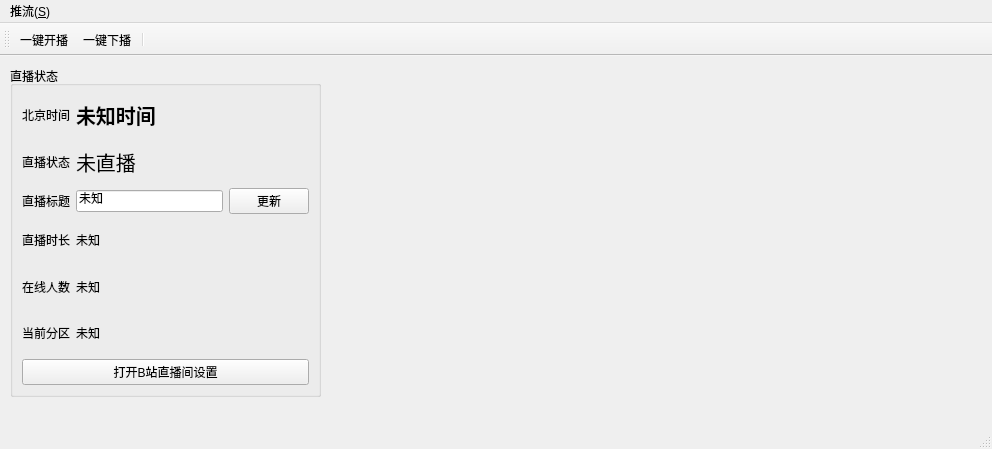
Old version of the form mainwindow.ui in the repository izwb003/ttsLiveHelper.
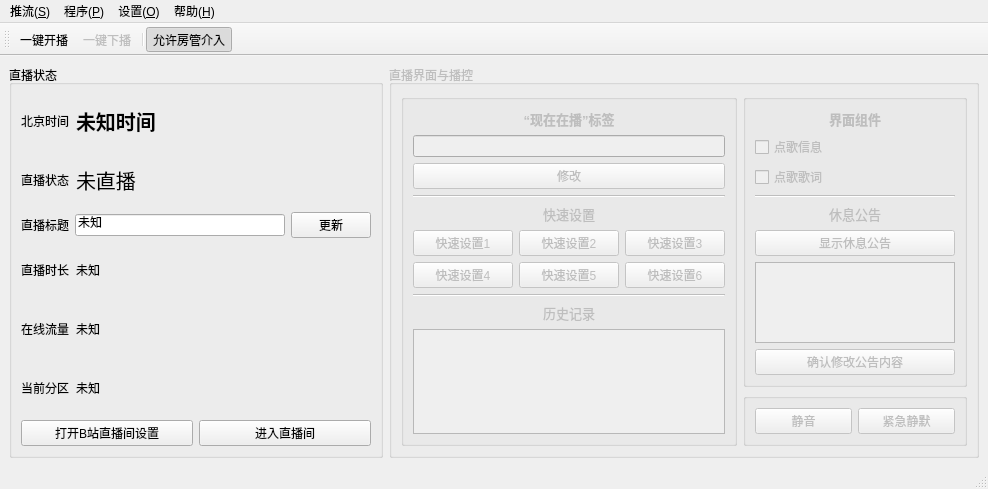
New version of the form. Icons and pictures are not drawn.

The edit to the form file:
```diff
--- a/mainwindow.ui
+++ b/mainwindow.ui
@@ -6,8 +6,8 @@
    <rect>
     <x>0</x>
     <y>0</y>
-    <width>992</width>
-    <height>449</height>
+    <width>988</width>
+    <height>489</height>
    </rect>
   </property>
   <property name="windowTitle">
@@ -18,15 +18,9 @@
     <normaloff>:/icons/res/icons/icon64.ico</normaloff>:/icons/res/icons/icon64.ico</iconset>
   </property>
   <widget class="QWidget" name="centralwidget">
+   <layout class="QHBoxLayout" name="horizontalLayout_3">
+    <item>
    <widget class="QGroupBox" name="groupBoxLiveStatus">
-    <property name="geometry">
-     <rect>
-      <x>10</x>
-      <y>10</y>
-      <width>311</width>
-      <height>331</height>
-     </rect>
-    </property>
     <property name="title">
      <string>直播状态</string>
     </property>
@@ -132,7 +126,7 @@
        <item>
         <widget class="QLabel" name="labelOnlineInfo">
          <property name="text">
-          <string>在线人数</string>
+            <string>在线流量</string>
          </property>
         </widget>
        </item>
@@ -164,25 +158,310 @@
       </layout>
      </item>
      <item>
+        <layout class="QHBoxLayout" name="horizontalLayoutLiveInfoCommandButtons">
+         <item>
       <widget class="QPushButton" name="pushButtonOpenBilibiliLiveSettings">
        <property name="text">
         <string>打开B站直播间设置</string>
        </property>
       </widget>
      </item>
-    </layout>
-   </widget>
+         <item>
+          <widget class="QPushButton" name="pushButton">
+           <property name="text">
+            <string>进入直播间</string>
+           </property>
+          </widget>
+         </item>
+        </layout>
+       </item>
+      </layout>
+     </widget>
+    </item>
+    <item>
+     <widget class="QGroupBox" name="groupBoxLiveInterface">
+      <property name="enabled">
+       <bool>false</bool>
+      </property>
+      <property name="title">
+       <string>直播界面与播控</string>
+      </property>
+      <layout class="QHBoxLayout" name="horizontalLayout" stretch="6,4">
+       <item>
+        <widget class="QGroupBox" name="groupBoxLiveNow">
+         <property name="title">
+          <string/>
+         </property>
+         <layout class="QVBoxLayout" name="verticalLayout" stretch="3,1,0,0,1,2,0,0,0">
+          <item>
+           <widget class="QLabel" name="labelLiveNowlabel">
+            <property name="font">
+             <font>
+              <pointsize>10</pointsize>
+              <bold>true</bold>
+             </font>
+            </property>
+            <property name="layoutDirection">
+             <enum>Qt::LeftToRight</enum>
+            </property>
+            <property name="text">
+             <string>“现在在播”标签</string>
+            </property>
+            <property name="alignment">
+             <set>Qt::AlignCenter</set>
+            </property>
+           </widget>
+          </item>
+          <item>
+           <widget class="QLineEdit" name="lineEditLiveNowlabel"/>
+          </item>
+          <item>
+           <widget class="QPushButton" name="pushButtonLiveNowEditConfirm">
+            <property name="text">
+             <string>修改</string>
+            </property>
+           </widget>
+          </item>
+          <item>
+           <widget class="Line" name="line_1">
+            <property name="orientation">
+             <enum>Qt::Horizontal</enum>
+            </property>
+           </widget>
+          </item>
+          <item>
+           <widget class="QLabel" name="labelLiveNowFastSetting">
+            <property name="font">
+             <font>
+              <pointsize>10</pointsize>
+              <bold>false</bold>
+             </font>
+            </property>
+            <property name="layoutDirection">
+             <enum>Qt::LeftToRight</enum>
+            </property>
+            <property name="text">
+             <string>快速设置</string>
+            </property>
+            <property name="alignment">
+             <set>Qt::AlignCenter</set>
+            </property>
+           </widget>
+          </item>
+          <item>
+           <layout class="QGridLayout" name="gridLayoutFastSetting">
+            <item row="0" column="2">
+             <widget class="QPushButton" name="pushButtonLiveNowFastSetting_3">
+              <property name="text">
+               <string>快速设置3</string>
+              </property>
+             </widget>
+            </item>
+            <item row="0" column="1">
+             <widget class="QPushButton" name="pushButtonLiveNowFastSetting_2">
+              <property name="text">
+               <string>快速设置2</string>
+              </property>
+             </widget>
+            </item>
+            <item row="0" column="0">
+             <widget class="QPushButton" name="pushButtonLiveNowFastSetting_1">
+              <property name="text">
+               <string>快速设置1</string>
+              </property>
+             </widget>
+            </item>
+            <item row="1" column="0">
+             <widget class="QPushButton" name="pushButtonLiveNowFastSetting_4">
+              <property name="text">
+               <string>快速设置4</string>
+              </property>
+             </widget>
+            </item>
+            <item row="1" column="1">
+             <widget class="QPushButton" name="pushButtonLiveNowFastSetting_5">
+              <property name="text">
+               <string>快速设置5</string>
+              </property>
+             </widget>
+            </item>
+            <item row="1" column="2">
+             <widget class="QPushButton" name="pushButtonLiveNowFastSetting_6">
+              <property name="text">
+               <string>快速设置6</string>
+              </property>
+             </widget>
+            </item>
+           </layout>
+          </item>
+          <item>
+           <widget class="Line" name="line_2">
+            <property name="orientation">
+             <enum>Qt::Horizontal</enum>
+            </property>
+           </widget>
+          </item>
+          <item>
+           <widget class="QLabel" name="labelLiveNowHistory">
+            <property name="font">
+             <font>
+              <pointsize>10</pointsize>
+              <bold>false</bold>
+             </font>
+            </property>
+            <property name="layoutDirection">
+             <enum>Qt::LeftToRight</enum>
+            </property>
+            <property name="text">
+             <string>历史记录</string>
+            </property>
+            <property name="alignment">
+             <set>Qt::AlignCenter</set>
+            </property>
+           </widget>
+          </item>
+          <item>
+           <widget class="QListWidget" name="listWidgetLiveNowHistory"/>
+          </item>
+         </layout>
+        </widget>
+       </item>
+       <item>
+        <layout class="QVBoxLayout" name="verticalLayoutRight">
+         <item>
+          <widget class="QGroupBox" name="groupBoxInterfaceComponents">
+           <property name="title">
+            <string/>
+           </property>
+           <layout class="QVBoxLayout" name="verticalLayout_3">
+            <item>
+             <widget class="QLabel" name="labelInterfaceComponents">
+              <property name="font">
+               <font>
+                <pointsize>10</pointsize>
+                <bold>true</bold>
+               </font>
+              </property>
+              <property name="layoutDirection">
+               <enum>Qt::LeftToRight</enum>
+              </property>
+              <property name="text">
+               <string>界面组件</string>
+              </property>
+              <property name="alignment">
+               <set>Qt::AlignCenter</set>
+              </property>
+             </widget>
+            </item>
+            <item>
+             <widget class="QCheckBox" name="checkBoxMusic">
+              <property name="layoutDirection">
+               <enum>Qt::LeftToRight</enum>
+              </property>
+              <property name="autoFillBackground">
+               <bool>false</bool>
+              </property>
+              <property name="text">
+               <string>点歌信息</string>
+              </property>
+              <property name="checked">
+               <bool>false</bool>
+              </property>
+             </widget>
+            </item>
+            <item>
+             <widget class="QCheckBox" name="checkBoxLyrics">
+              <property name="text">
+               <string>点歌歌词</string>
+              </property>
+             </widget>
+            </item>
+            <item>
+             <widget class="Line" name="line">
+              <property name="orientation">
+               <enum>Qt::Horizontal</enum>
+              </property>
+             </widget>
+            </item>
+            <item>
+             <widget class="QLabel" name="labelRestNotification">
+              <property name="font">
+               <font>
+                <pointsize>10</pointsize>
+                <bold>false</bold>
+               </font>
+              </property>
+              <property name="layoutDirection">
+               <enum>Qt::LeftToRight</enum>
+              </property>
+              <property name="text">
+               <string>休息公告</string>
+              </property>
+              <property name="alignment">
+               <set>Qt::AlignCenter</set>
+              </property>
+             </widget>
+            </item>
+            <item>
+             <widget class="QPushButton" name="pushButtonRestNotification">
+              <property name="text">
+               <string>显示休息公告</string>
+              </property>
+             </widget>
+            </item>
+            <item>
+             <widget class="QPlainTextEdit" name="plainTextEditRestNotification"/>
+            </item>
+            <item>
+             <widget class="QPushButton" name="pushButtonRestNotificationModified">
+              <property name="text">
+               <string>确认修改公告内容</string>
+              </property>
+             </widget>
+            </item>
+           </layout>
+          </widget>
+         </item>
+         <item>
+          <widget class="QGroupBox" name="groupBoxUrgentWork">
+           <property name="title">
+            <string/>
+           </property>
+           <layout class="QHBoxLayout" name="horizontalLayout_2">
+            <item>
+             <widget class="QPushButton" name="pushButtonMute">
+              <property name="text">
+               <string>静音</string>
+              </property>
+             </widget>
+            </item>
+            <item>
+             <widget class="QPushButton" name="pushButtonShut">
+              <property name="text">
+               <string>紧急静默</string>
+              </property>
+             </widget>
+            </item>
+           </layout>
+          </widget>
+         </item>
+        </layout>
+       </item>
+      </layout>
+     </widget>
+    </item>
+   </layout>
   </widget>
   <widget class="QMenuBar" name="menubar">
    <property name="geometry">
     <rect>
      <x>0</x>
      <y>0</y>
-     <width>992</width>
+     <width>988</width>
      <height>21</height>
     </rect>
    </property>
-   <widget class="QMenu" name="menu_S">
+   <widget class="QMenu" name="menu_Stream">
     <property name="title">
      <string>推流(&amp;S)</string>
     </property>
@@ -195,7 +474,37 @@
     <addaction name="action_BilibiliStartLive"/>
     <addaction name="action_BilibiliStopLive"/>
    </widget>
-   <addaction name="menu_S"/>
+   <widget class="QMenu" name="menu_Settings">
+    <property name="title">
+     <string>设置(&amp;O)</string>
+    </property>
+    <addaction name="action_SetBlivechat"/>
+    <addaction name="separator"/>
+    <addaction name="action_Settings"/>
+   </widget>
+   <widget class="QMenu" name="menu_Help">
+    <property name="title">
+     <string>帮助(&amp;H)</string>
+    </property>
+    <addaction name="action_About"/>
+   </widget>
+   <widget class="QMenu" name="menu_Program">
+    <property name="title">
+     <string>程序(&amp;P)</string>
+    </property>
+    <addaction name="action_OpenDanmuji"/>
+    <addaction name="action_ShutDanmuji"/>
+    <addaction name="separator"/>
+    <addaction name="action_OpenBlivechat"/>
+    <addaction name="action_ShutBlivechat"/>
+    <addaction name="separator"/>
+    <addaction name="action_OpenOBS"/>
+    <addaction name="action_ShutOBS"/>
+   </widget>
+   <addaction name="menu_Stream"/>
+   <addaction name="menu_Program"/>
+   <addaction name="menu_Settings"/>
+   <addaction name="menu_Help"/>
   </widget>
   <widget class="QStatusBar" name="statusbar"/>
   <widget class="QToolBar" name="toolBar">
@@ -214,6 +523,7 @@
    <addaction name="action_OnekeyStartLive"/>
    <addaction name="action_OnekeyStopLive"/>
    <addaction name="separator"/>
+   <addaction name="action_allowManagerHelp"/>
   </widget>
   <action name="action_OnekeyStartLive">
    <property name="icon">
@@ -228,6 +538,9 @@
    </property>
   </action>
   <action name="action_OnekeyStopLive">
+   <property name="enabled">
+    <bool>false</bool>
+   </property>
    <property name="icon">
     <iconset resource="res.qrc">
      <normaloff>:/MainWindow/Actions/res/MainWindow/Actions/pause.ico</normaloff>:/MainWindow/Actions/res/MainWindow/Actions/pause.ico</iconset>
@@ -287,6 +600,132 @@
     <string>向B站服务器请求关播</string>
    </property>
   </action>
+  <action name="action_About">
+   <property name="icon">
+    <iconset resource="res.qrc">
+     <normaloff>:/MainWindow/Actions/res/MainWindow/Actions/message.ico</normaloff>:/MainWindow/Actions/res/MainWindow/Actions/message.ico</iconset>
+   </property>
+   <property name="text">
+    <string>关于</string>
+   </property>
+   <property name="toolTip">
+    <string>关于LiveHelper</string>
+   </property>
+  </action>
+  <action name="action_OpenDanmuji">
+   <property name="icon">
+    <iconset resource="res.qrc">
+     <normaloff>:/icons/res/icons/danmuji.ico</normaloff>:/icons/res/icons/danmuji.ico</iconset>
+   </property>
+   <property name="text">
+    <string>运行弹幕姬</string>
+   </property>
+   <property name="toolTip">
+    <string>运行弹幕姬</string>
+   </property>
+  </action>
+  <action name="action_OpenBlivechat">
+   <property name="icon">
+    <iconset resource="res.qrc">
+     <normaloff>:/icons/res/icons/blivechat.ico</normaloff>:/icons/res/icons/blivechat.ico</iconset>
+   </property>
+   <property name="text">
+    <string>运行Blivechat</string>
+   </property>
+   <property name="toolTip">
+    <string>运行blivechat</string>
+   </property>
+  </action>
+  <action name="action_OpenOBS">
+   <property name="icon">
+    <iconset resource="res.qrc">
+     <normaloff>:/icons/res/icons/obs-studio.ico</normaloff>:/icons/res/icons/obs-studio.ico</iconset>
+   </property>
+   <property name="text">
+    <string>运行OBS</string>
+   </property>
+   <property name="toolTip">
+    <string>运行OBS</string>
+   </property>
+  </action>
+  <action name="action_ShutDanmuji">
+   <property name="icon">
+    <iconset resource="res.qrc">
+     <normaloff>:/icons/res/icons/danmuji.ico</normaloff>:/icons/res/icons/danmuji.ico</iconset>
+   </property>
+   <property name="text">
+    <string>关闭弹幕姬</string>
+   </property>
+   <property name="toolTip">
+    <string>关闭弹幕姬</string>
+   </property>
+  </action>
+  <action name="action_ShutBlivechat">
+   <property name="icon">
+    <iconset resource="res.qrc">
+     <normaloff>:/icons/res/icons/blivechat.ico</normaloff>:/icons/res/icons/blivechat.ico</iconset>
+   </property>
+   <property name="text">
+    <string>关闭Blivechat</string>
+   </property>
+   <property name="toolTip">
+    <string>关闭blivechat</string>
+   </property>
+  </action>
+  <action name="action_ShutOBS">
+   <property name="icon">
+    <iconset resource="res.qrc">
+     <normaloff>:/icons/res/icons/obs-studio.ico</normaloff>:/icons/res/icons/obs-studio.ico</iconset>
+   </property>
+   <property name="text">
+    <string>关闭OBS</string>
+   </property>
+   <property name="toolTip">
+    <string>关闭OBS</string>
+   </property>
+  </action>
+  <action name="action_SetBlivechat">
+   <property name="icon">
+    <iconset resource="res.qrc">
+     <normaloff>:/icons/res/icons/blivechat.ico</normaloff>:/icons/res/icons/blivechat.ico</iconset>
+   </property>
+   <property name="text">
+    <string>设置Blivechat</string>
+   </property>
+   <property name="toolTip">
+    <string>打开Blivechat配置界面</string>
+   </property>
+  </action>
+  <action name="action_Settings">
+   <property name="icon">
+    <iconset resource="res.qrc">
+     <normaloff>:/MainWindow/Actions/res/MainWindow/Actions/settings.ico</normaloff>:/MainWindow/Actions/res/MainWindow/Actions/settings.ico</iconset>
+   </property>
+   <property name="text">
+    <string>设置...</string>
+   </property>
+   <property name="toolTip">
+    <string>打开设置</string>
+   </property>
+  </action>
+  <action name="action_allowManagerHelp">
+   <property name="checkable">
+    <bool>true</bool>
+   </property>
+   <property name="checked">
+    <bool>true</bool>
+   </property>
+   <property name="icon">
+    <iconset resource="res.qrc">
+     <normaloff>:/MainWindow/Actions/res/MainWindow/Actions/help.ico</normaloff>:/MainWindow/Actions/res/MainWindow/Actions/help.ico</iconset>
+   </property>
+   <property name="text">
+    <string>允许房管介入</string>
+   </property>
+   <property name="toolTip">
+    <string>是否允许房管远程介入管理</string>
+   </property>
+  </action>
  </widget>
  <tabstops>
   <tabstop>pushButtonLiveTitleUpdate</tabstop>
```
Left out of the diff: 6 changed lines with no effect on the pictures. Lines whose indentation alone changed are shown as unchanged.
